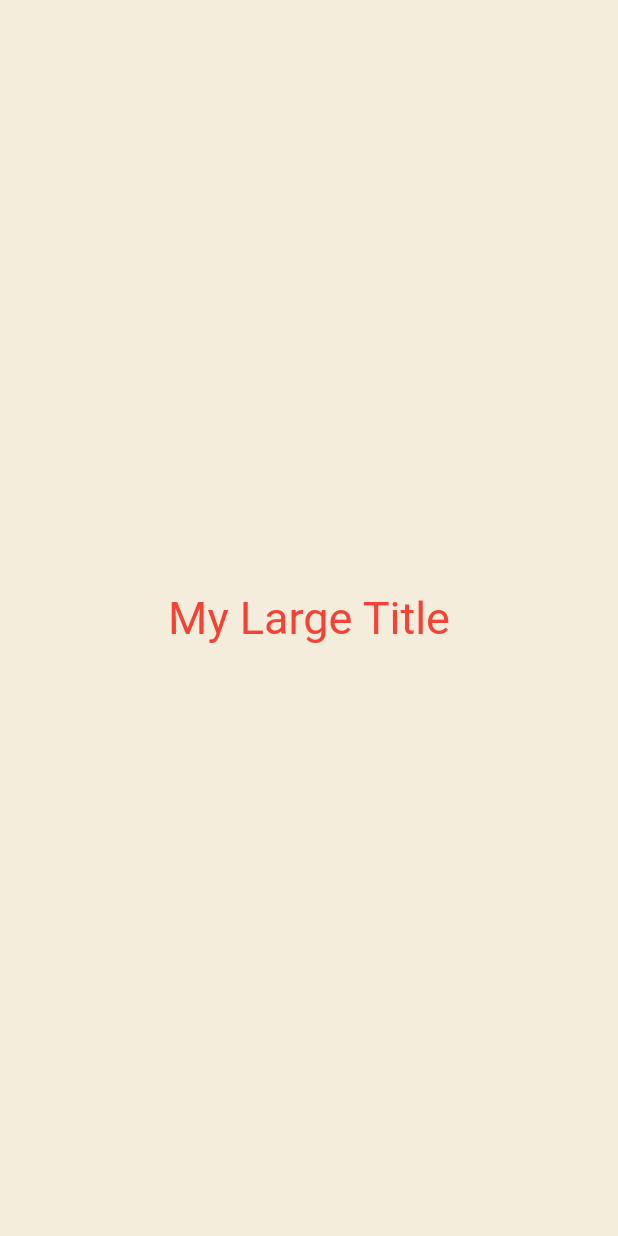
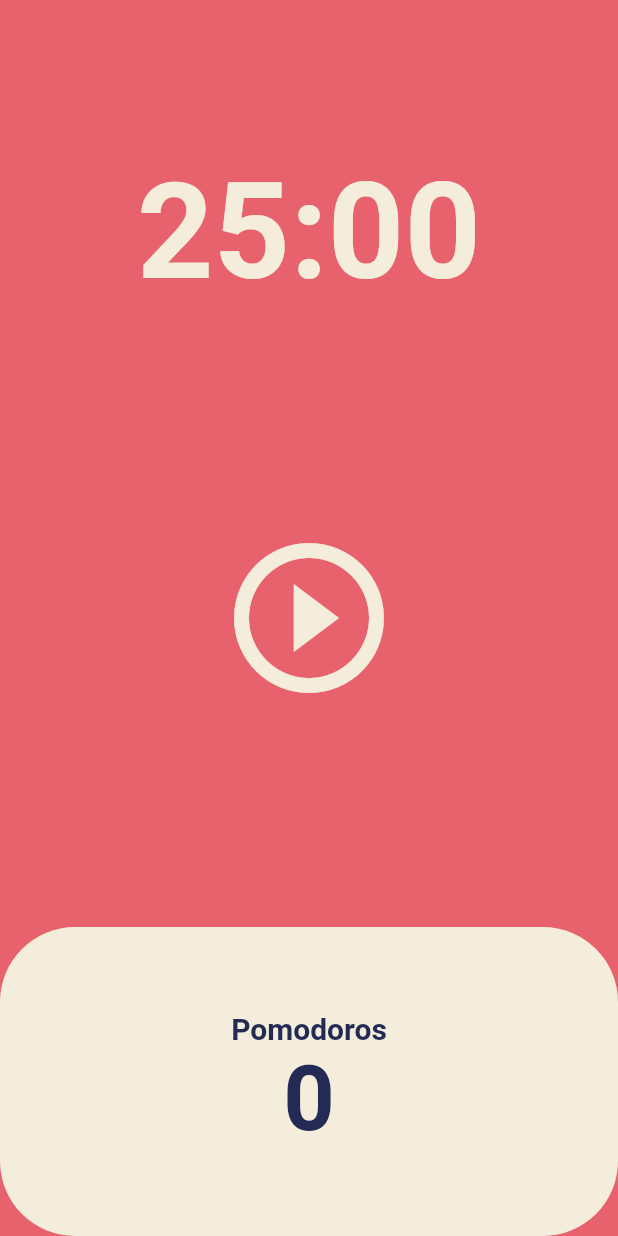
Before and after one commit to 2roum/flutter_webtoon, a Flutter app: the screen it shows after launch, on a phone screen of 412 x 824 dp. Run offline on Flutter 3.47's test engine with Material 2 defaults, Android fonts, the phone set to English and light mode, and no system bars.

Commit message:
:sparkles: pomodoro 앱 만들기

```diff
--- a/lib/main.dart
+++ b/lib/main.dart
@@ -1,61 +1,22 @@
 import 'package:flutter/material.dart';
+import 'package:toonflix/screens/home_screen.dart';
 
 void main() {
   runApp(App());
 }
 
-class App extends StatefulWidget {
-  @override
-  State<App> createState() => _AppState();
-}
-
-class _AppState extends State<App> {
+class App extends StatelessWidget {
   @override
   Widget build(BuildContext context) {
     return MaterialApp(
-        theme: ThemeData(
-          textTheme: const TextTheme(
-            titleLarge: TextStyle(color: Colors.red),
-          ),
+      theme: ThemeData(
+        backgroundColor: const Color(0xFFE7626C),
+        textTheme: const TextTheme(
+          displayLarge: TextStyle(color: Color(0xFF232B55)),
         ),
-        home: Scaffold(
-            backgroundColor: const Color(0xFFF4EDDB),
-            body: Center(
-                child: Column(
-                  mainAxisAlignment: MainAxisAlignment.center,
-                  children: [
-                    MyLargeTitle(),
-                  ],
-                ))));
-  }
-}
-
-class MyLargeTitle extends StatefulWidget {
-  MyLargeTitle({
-    super.key,
-  });
-
-  @override
-  State<MyLargeTitle> createState() => _MyLargeTitleState();
-}
-
-class _MyLargeTitleState extends State<MyLargeTitle> {
-  @override
-  void initState() {
-    // TODO: implement initState
-    super.initState();
-  }
-
-  @override
-  Widget build(BuildContext context) {
-    return Text(
-      'My Large Title',
-      style: TextStyle(
-          fontSize: 30, color: Theme
-          .of(context)
-          .textTheme
-          .titleLarge
-          ?.color),
+        cardColor: const Color(0xFFF4EDDB),
+      ),
+      home: HomeScreen(),
     );
   }
 }
--- /dev/null
+++ b/lib/screens/home_screen.dart
@@ -0,0 +1,130 @@
+import 'dart:async';
+
+import 'package:flutter/material.dart';
+
+class HomeScreen extends StatefulWidget {
+  const HomeScreen({Key? key}) : super(key: key);
+
+  @override
+  State<HomeScreen> createState() => _HomeScreenState();
+}
+
+class _HomeScreenState extends State<HomeScreen> {
+  static const twentyFiveMinutes = 1500;
+  bool isRunning = false;
+  int totalSeconds = twentyFiveMinutes;
+  int totalPomodoros = 0;
+  late Timer timer;
+
+  void onTick(Timer timer) {
+    if (totalSeconds == 0) {
+      setState(() {
+        totalPomodoros += 1;
+        isRunning = false;
+        totalSeconds = twentyFiveMinutes;
+      });
+      timer.cancel();
+    } else {
+      setState(() {
+        totalSeconds -= 1;
+      });
+    }
+  }
+
+  void onStartPressed() {
+    timer = Timer.periodic(
+      Duration(seconds: 1),
+      onTick,
+    );
+    setState(() {
+      isRunning = true;
+    });
+  }
+
+  void onPausePressed() {
+    timer.cancel();
+    setState(() {
+      isRunning = false;
+    });
+  }
+
+  String format(int seconds) {
+    var duration = Duration(seconds: seconds);
+    return duration.toString().split(".").first.substring(2);
+  }
+
+  @override
+  Widget build(BuildContext context) {
+    return Scaffold(
+      backgroundColor: Theme.of(context).backgroundColor,
+      body: Column(
+        children: [
+          Flexible(
+              flex: 1,
+              child: Container(
+                alignment: Alignment.bottomCenter,
+                child: Text(
+                  format(totalSeconds),
+                  style: TextStyle(
+                    color: Theme.of(context).cardColor,
+                    fontSize: 89,
+                    fontWeight: FontWeight.w600,
+                  ),
+                ),
+              )),
+          Flexible(
+              flex: 2,
+              child: Container(
+                child: Center(
+                  child: IconButton(
+                    iconSize: 120,
+                    color: Theme.of(context).cardColor,
+                    icon: Icon(isRunning
+                        ? Icons.pause_circle_outline
+                        : Icons.play_circle_outline),
+                    onPressed: isRunning ? onPausePressed : onStartPressed,
+                  ),
+                ),
+              )),
+          Flexible(
+              flex: 1,
+              child: Row(
+                children: [
+                  Expanded(
+                    child: Container(
+                      decoration: BoxDecoration(
+                        color: Theme.of(context).cardColor,
+                        borderRadius: BorderRadius.circular(50),
+                      ),
+                      child: Column(
+                        mainAxisAlignment: MainAxisAlignment.center,
+                        children: [
+                          Text('Pomodoros',
+                              style: TextStyle(
+                                fontSize: 20,
+                                fontWeight: FontWeight.w600,
+                                color: Theme.of(context)
+                                    .textTheme
+                                    .displayLarge
+                                    ?.color,
+                              )),
+                          Text('$totalPomodoros',
+                              style: TextStyle(
+                                fontSize: 60,
+                                fontWeight: FontWeight.w600,
+                                color: Theme.of(context)
+                                    .textTheme
+                                    .displayLarge
+                                    ?.color,
+                              ))
+                        ],
+                      ),
+                    ),
+                  ),
+                ],
+              )),
+        ],
+      ),
+    );
+  }
+}
```
